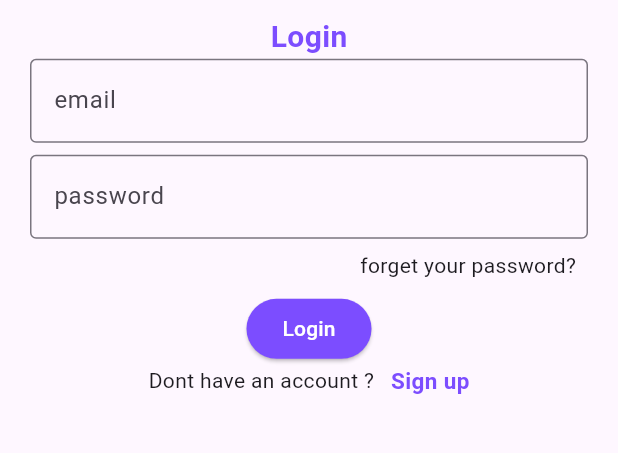
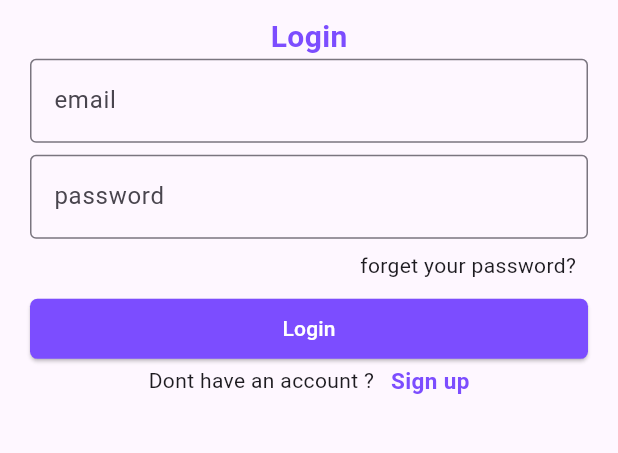
Before and after one commit to hassan-46-ai/store_app, a Flutter app: the screen it shows after launch, on a phone screen of 412 x 824 dp, the part 552-1005 px from its top. Run offline on Flutter 3.47's test engine with Material 3 defaults, Android fonts, the phone set to English and light mode, and no system bars.

Commit message:
+reusablewidgets

```diff
--- a/lib/features/login/views/login_screen.dart
+++ b/lib/features/login/views/login_screen.dart
@@ -1,11 +1,19 @@
 import 'package:flutter/material.dart';
 
+import '../widgets/custom_button.dart';
+import '../widgets/custom_text_form_field.dart';
+
 class LoginScreen extends StatelessWidget {
-  const LoginScreen({Key? key}) : super(key: key);
-
+  LoginScreen({Key? key}) : super(key: key);
+  TextEditingController emailController = TextEditingController();
+  TextEditingController passwordController = TextEditingController();
   @override
   Widget build(BuildContext context) {
-    return Scaffold(
+    return GestureDetector(
+      onTap: () {
+        FocusScope.of(context).unfocus();
+      },
+      child: Scaffold(
         body: Padding(
           padding: const EdgeInsets.only(right: 20.0, left: 20),
           child: Column(
@@ -29,18 +37,13 @@ class LoginScreen extends StatelessWidget {
                   fontWeight: FontWeight.bold,
                 ),
               ),
-            TextFormField(
-              decoration: InputDecoration(
-                border: OutlineInputBorder(),
-                hintText: 'email',
-              ),
-            ),
+              CustomTextFormField( value:'' ,hinttxt:'email' ,Controller:emailController ,)
+                  ,
               SizedBox(height: 8),
-            TextFormField(
-              decoration: InputDecoration(
-                border: OutlineInputBorder(),
-                hintText: 'password',
-              ),
+              CustomTextFormField( value:'' ,hinttxt:'password' ,Controller:passwordController ,
+
+
+
               ),
               Padding(
                 padding: const EdgeInsets.all(8.0),
@@ -49,13 +52,9 @@ class LoginScreen extends StatelessWidget {
                   alignment: Alignment.bottomRight,
                 ),
               ),
-            ElevatedButton(
-              style: ElevatedButton.styleFrom(
-                backgroundColor: Colors.deepPurpleAccent,
-              ),
-
-              onPressed: () {},
-              child: Text('Login', style: TextStyle(color: Colors.white)),
+              CustomElevatedBTN(
+                text: 'Login',
+                onPressed: (){},
               ),
 
               Row(
@@ -75,6 +74,7 @@ class LoginScreen extends StatelessWidget {
             ],
           ),
         ),
+      ),
     );
   }
 }
--- /dev/null
+++ b/lib/features/login/widgets/custom_button.dart
@@ -0,0 +1,30 @@
+import 'package:flutter/material.dart';
+class CustomElevatedBTN extends StatelessWidget {
+
+  CustomElevatedBTN({
+
+    super.key,
+    required this.onPressed,
+    required this.text
+
+  });
+  final void Function() onPressed;
+  final String text;
+  @override
+  Widget build(BuildContext context) {
+    return SizedBox(
+      width: double.infinity,
+      child: ElevatedButton(
+        style: ElevatedButton.styleFrom(
+          backgroundColor: Colors.deepPurpleAccent,
+          shape: RoundedRectangleBorder(
+            borderRadius: BorderRadius.circular(5),
+          ),
+        ),
+
+        onPressed:onPressed,
+        child: Text(text, style: TextStyle(color: Colors.white)),
+      ),
+    );
+  }
+}
--- /dev/null
+++ b/lib/features/login/widgets/custom_text_form_field.dart
@@ -0,0 +1,31 @@
+import 'package:flutter/material.dart';
+class CustomTextFormField extends StatelessWidget {
+   CustomTextFormField({
+    super.key,
+    required this.Controller,
+     required this .hinttxt,
+     required this .value
+  });
+
+  final TextEditingController Controller;
+final String hinttxt;
+final String value;
+  @override
+  Widget build(BuildContext context) {
+    return TextFormField(
+      controller: Controller,
+      validator: (value) {
+        if (value == null || value.isEmpty) {
+          return 'please enter your password';
+        } else if (value.length < 6) {
+          return 'too short password';
+        } else
+          return null;
+      },
+      decoration: InputDecoration(
+        border: OutlineInputBorder(),
+        hintText: hinttxt,
+      ),
+    );
+  }
+}
--- a/lib/main.dart
+++ b/lib/main.dart
@@ -19,7 +19,7 @@ class MyApp extends StatelessWidget {
 
         colorScheme: ColorScheme.fromSeed(seedColor: Colors.deepPurple),
       ),
-      home: const LoginScreen(),
+      home:  LoginScreen(),
     );
   }
 }
```
Lines whose indentation alone changed are shown as unchanged.
